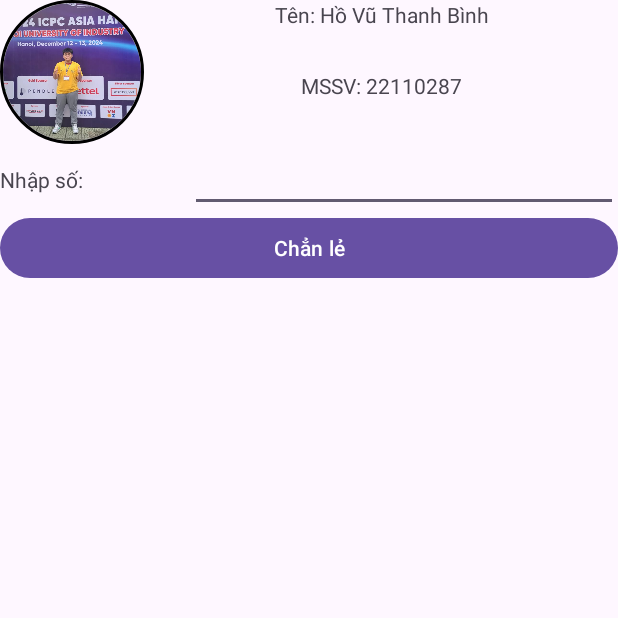
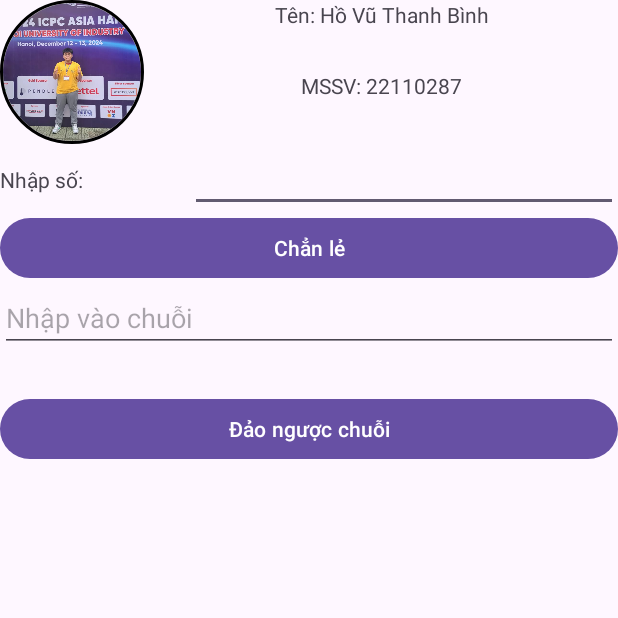
Before and after one commit to binh1922004/BaiTap01, an Android app: the screen it shows after launch (MainActivity), on a phone screen of 412 x 824 dp, the top half of it. Run offline under Robolectric (Android 15) with nearby library versions, the phone set to English and light mode, and no system bars; our stand-ins replace CircleImageView.

Commit message:
add dao nguoc chuoi

```diff
--- a/app/src/main/java/com/example/baitap01/MainActivity.java
+++ b/app/src/main/java/com/example/baitap01/MainActivity.java
@@ -5,6 +5,8 @@ import android.util.Log;
 import android.view.View;
 import android.widget.Button;
 import android.widget.EditText;
+import android.widget.TextView;
+import android.widget.Toast;
 
 import androidx.activity.EdgeToEdge;
 import androidx.appcompat.app.AppCompatActivity;
@@ -17,8 +19,9 @@ import java.util.HashMap;
 import java.util.List;
 
 public class MainActivity extends AppCompatActivity {
-    EditText edtArray;
-    Button btnOddEven;
+    EditText edtArray, edtString;
+    TextView tvRes;
+    Button btnOddEven, btnReverse;
     @Override
     protected void onCreate(Bundle savedInstanceState) {
         super.onCreate(savedInstanceState);
@@ -26,6 +29,9 @@ public class MainActivity extends AppCompatActivity {
         setContentView(R.layout.activity_main);
 
         edtArray = findViewById(R.id.edtArray);
+        edtString = findViewById(R.id.edtString);
+        tvRes = findViewById(R.id.tvRes);
+        btnReverse = findViewById(R.id.btnReverse);
         btnOddEven = findViewById(R.id.btnOddEven);
 
         btnOddEven.setOnClickListener(new View.OnClickListener() {
@@ -41,7 +47,12 @@ public class MainActivity extends AppCompatActivity {
             }
         });
 
-
+        btnReverse.setOnClickListener(v -> {
+            String input = edtString.getText().toString();
+            String res = reverse(input);
+            tvRes.setText(res);
+            Toast.makeText(getApplicationContext(), res, Toast.LENGTH_LONG).show();
+        });
         ViewCompat.setOnApplyWindowInsetsListener(findViewById(R.id.main), (v, insets) -> {
             Insets systemBars = insets.getInsets(WindowInsetsCompat.Type.systemBars());
             v.setPadding(systemBars.left, systemBars.top, systemBars.right, systemBars.bottom);
@@ -70,4 +81,15 @@ public class MainActivity extends AppCompatActivity {
             }
         }
     }
+
+    private String reverse(String input){
+        String[] s = input.split(" ");
+        StringBuilder res = new StringBuilder();
+        for (int i = s.length - 1; i >= 0; i--) {
+            res.append(s[i].toUpperCase());
+            if (i != 0)
+                res.append(" ");
+        }
+        return res.toString();
+    }
 }
--- a/app/src/main/res/layout/activity_main.xml
+++ b/app/src/main/res/layout/activity_main.xml
@@ -73,4 +73,24 @@
         android:layout_height="wrap_content"
         android:text="Chẳn lẻ" />
 
+    <EditText
+        android:id="@+id/edtString"
+        android:layout_width="match_parent"
+        android:layout_height="wrap_content"
+        android:ems="10"
+        android:hint="Nhập vào chuỗi"
+        android:inputType="text" />
+
+    <TextView
+        android:id="@+id/tvRes"
+        android:layout_width="match_parent"
+        android:layout_height="wrap_content"
+        android:textSize="20sp" />
+
+    <Button
+        android:id="@+id/btnReverse"
+        android:layout_width="match_parent"
+        android:layout_height="wrap_content"
+        android:text="Đảo ngược chuỗi" />
+
 </LinearLayout>
```
